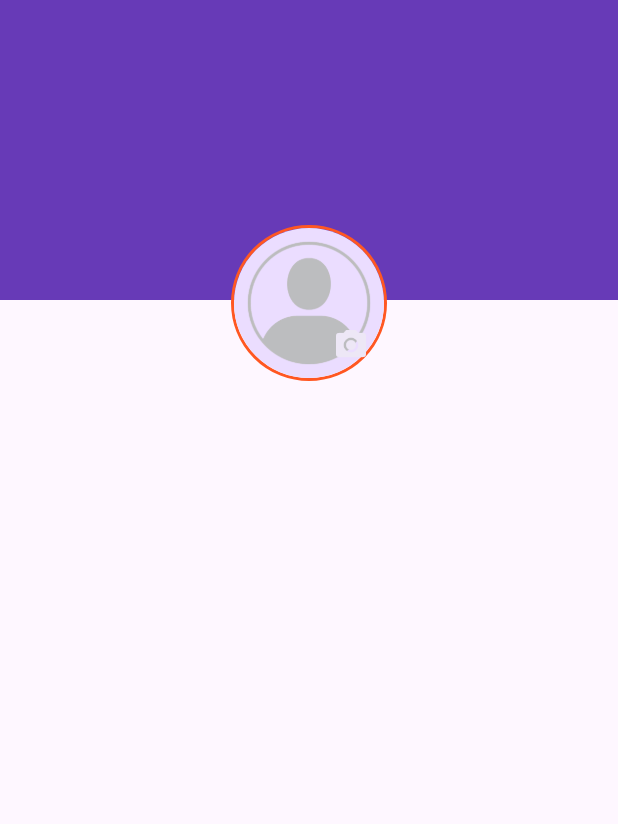
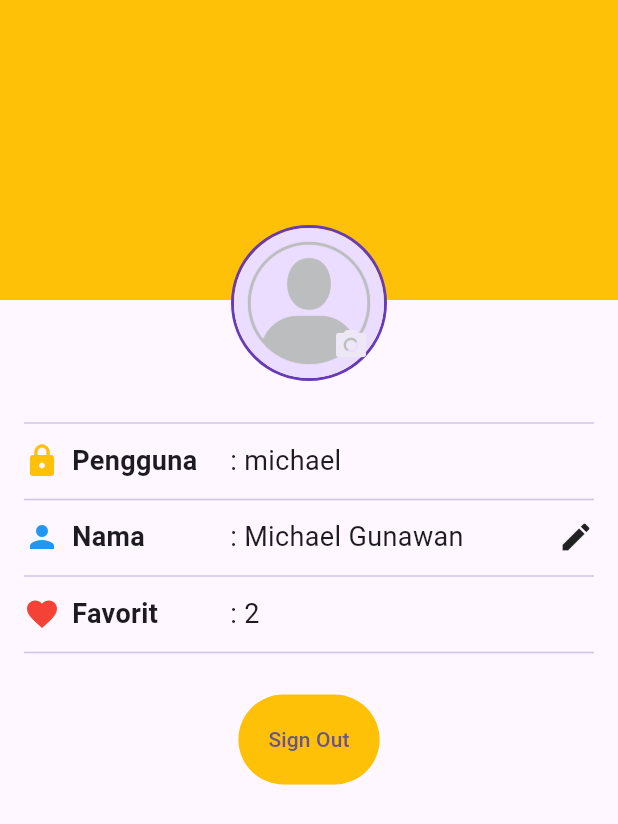
Before and after one commit to Mobile-Programming-MDP/materi-latihan-flutter-michaelg62, a Flutter app: the screen it shows after launch, on a phone screen of 412 x 824 dp. Shown: the top 824 px of the screen. Run offline on Flutter 3.47's test engine with Material 2 defaults, Android fonts, the light colour scheme and no system bars; our stand-ins replace cached_network_image.

Commit message:
Updated Profile Info Item

```diff
--- a/wisata_candi/lib/screens/profile_screen.dart
+++ b/wisata_candi/lib/screens/profile_screen.dart
@@ -1,4 +1,5 @@
 import 'package:flutter/material.dart';
+import 'package:wisata_candi/widgets/profile_info_item.dart';
 
 class ProfileScreen extends StatefulWidget {
   const ProfileScreen({super.key});
@@ -8,27 +9,24 @@ class ProfileScreen extends StatefulWidget {
 }
 
 class _ProfileScreenState extends State<ProfileScreen> {
-  // TODO 1: Deklarasi variable(state) yang dibutuhkan
-  bool isSignIn = true;
-  String fullName = "";
-  String userName = "";
-  int favoriteCandiCount = 0;
+  bool isSignedIn = true;
+  String fullName = 'Michael Gunawan';
+  String userName = 'michael';
+  int favoriteCandiCount = 2;
 
   @override
   Widget build(BuildContext context) {
     return Scaffold(
       body: Stack(
+        alignment: Alignment.topCenter,
         children: [
           Container(
             height: 200,
             width: double.infinity,
-            color: Colors.deepPurple,
+            color: Colors.amber,
           ),
-          Padding(
-            padding: const EdgeInsets.symmetric(horizontal: 16),
-            child: Column(
+          Column(
             children: [
-                //TODO: 2. Buat Bagian ProfileHeader yaang berisi foto profil
               Align(
                 alignment: Alignment.topCenter,
                 child: Padding(
@@ -38,16 +36,16 @@ class _ProfileScreenState extends State<ProfileScreen> {
                     children: [
                       Container(
                         decoration: BoxDecoration(
-                                border: Border.all(
-                                    color: Colors.deepOrange, width: 2),
+                            border:
+                                Border.all(color: Colors.deepPurple, width: 2),
                             shape: BoxShape.circle),
-                            child: CircleAvatar(
+                        child: const CircleAvatar(
                           radius: 50,
                           backgroundImage:
-                                  AssetImage("images/placeholder_image.png"),
+                              AssetImage('images/placeholder_image.png'),
                         ),
                       ),
-                          if (isSignIn)
+                      if (isSignedIn)
                         IconButton(
                             onPressed: () {},
                             icon: Icon(
@@ -56,12 +54,90 @@ class _ProfileScreenState extends State<ProfileScreen> {
                             ))
                     ],
                   ),
-                    ))
-
-                //TODO: 3. Buat Bagian ProfileInfo yang berisi info profil
-                //TODO: 4. Buat Bagian ProfileAction yang berisi TextButton Signin /Signout
+                ),
+              ),
+              Padding(
+                padding: const EdgeInsets.symmetric(horizontal: 16),
+                child: Column(
+                  children: [
+                    const SizedBox(
+                      height: 20,
+                    ),
+                    Divider(
+                      color: Colors.deepPurple[100],
+                    ),
+                    const SizedBox(
+                      height: 4,
+                    ),
+                    ProfileInfoItem(
+                      icon: Icons.lock,
+                      label: 'Pengguna',
+                      value: userName,
+                      iconColor: Colors.amber,
+                    ),
+                    const SizedBox(
+                      height: 5,
+                    ),
+                    Divider(
+                      color: Colors.deepPurple[100],
+                    ),
+                    const SizedBox(
+                      height: 4,
+                    ),
+                    ProfileInfoItem(
+                        icon: Icons.person,
+                        label: 'Nama',
+                        value: fullName,
+                        showEditIcon: isSignedIn,
+                        onEditPressed: () {
+                          debugPrint('Icon edit ditekan ...');
+                        },
+                        iconColor: Colors.blue),
+                    const SizedBox(
+                      height: 5,
+                    ),
+                    Divider(
+                      color: Colors.deepPurple[100],
+                    ),
+                    const SizedBox(
+                      height: 4,
+                    ),
+                    ProfileInfoItem(
+                        icon: Icons.favorite,
+                        label: 'Favorit',
+                        value:
+                            favoriteCandiCount > 0 ? '$favoriteCandiCount' : '',
+                        iconColor: Colors.red),
+                    const SizedBox(
+                      height: 5,
+                    ),
+                    Divider(
+                      color: Colors.deepPurple[100],
+                    ),
+                    SizedBox(
+                      height: 20,
+                    ),
+                    isSignedIn
+                        ? TextButton(
+                            onPressed: () {},
+                            child: Text('Sign Out'),
+                            style: TextButton.styleFrom(
+                                backgroundColor: Colors.amber,
+                                padding: const EdgeInsets.all(20),
+                                elevation: 5),
+                          )
+                        : TextButton(
+                            onPressed: () {},
+                            child: Text('Sign In'),
+                            style: TextButton.styleFrom(
+                                backgroundColor: Colors.amber,
+                                padding: const EdgeInsets.all(20),
+                                elevation: 5),
+                          )
                   ],
                 ),
+              ),
+            ],
           )
         ],
       ),
--- /dev/null
+++ b/wisata_candi/lib/widgets/profile_info_item.dart
@@ -0,0 +1,55 @@
+import 'package:flutter/material.dart';
+
+class ProfileInfoItem extends StatelessWidget {
+  final IconData icon;
+  final String label;
+  final String value;
+  final bool showEditIcon;
+  final VoidCallback? onEditPressed;
+  final Color iconColor;
+
+  const ProfileInfoItem({
+    super.key,
+    required this.icon,
+    required this.label,
+    required this.value,
+    this.showEditIcon = false,
+    this.onEditPressed,
+    required this.iconColor,
+  });
+
+  @override
+  Widget build(BuildContext context) {
+    return Row(
+      children: [
+        SizedBox(
+          width: MediaQuery.of(context).size.width / 3,
+          child: Row(
+            children: [
+              Icon(
+                icon,
+                color: iconColor,
+              ),
+              const SizedBox(
+                width: 8,
+              ),
+              Text(
+                label,
+                style:
+                    const TextStyle(fontSize: 18, fontWeight: FontWeight.bold),
+              )
+            ],
+          ),
+        ),
+        Expanded(
+          child: Text(
+            ': $value',
+            style: const TextStyle(fontSize: 18),
+          ),
+        ),
+        if (showEditIcon)
+          InkWell(onTap: onEditPressed, child: const Icon(Icons.edit))
+      ],
+    );
+  }
+}
```
Lines whose indentation alone changed are shown as unchanged.
